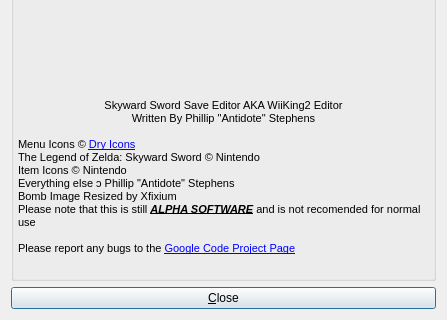
First picture: the form in save editor/SS_SaveEditor/forms/aboutdialog.ui, repository Antidote/skyward-sword-save-editor, before the edit; both pictures show x 0 to 447 and y 153 to 473 of the 447 by 473 pixel window.
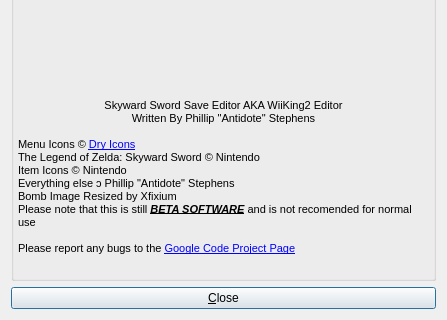
Second picture: the form after the edit. Icons and pictures are not drawn.

Commit message: * Finished working on Bugs and Materials * Implemented crude preferencesdialog with saving and loading from registry * Did some reorganizing, still very disorganized, will probably get a rewrite in the future, but it'll do for now.

What changed in the file:
```diff
--- a/save editor/SS_SaveEditor/forms/aboutdialog.ui
+++ b/save editor/SS_SaveEditor/forms/aboutdialog.ui
@@ -51,7 +51,7 @@
 &lt;p style=&quot; margin-top:0px; margin-bottom:0px; margin-left:0px; margin-right:0px; -qt-block-indent:0; text-indent:0px;&quot;&gt;&lt;span style=&quot; font-size:8pt;&quot;&gt;Item Icons © Nintendo&lt;/span&gt;&lt;/p&gt;
 &lt;p style=&quot; margin-top:0px; margin-bottom:0px; margin-left:0px; margin-right:0px; -qt-block-indent:0; text-indent:0px;&quot;&gt;&lt;span style=&quot; font-size:8pt;&quot;&gt;Everything else ↄ Phillip &amp;quot;Antidote&amp;quot; Stephens&lt;/span&gt;&lt;/p&gt;
 &lt;p style=&quot; margin-top:0px; margin-bottom:0px; margin-left:0px; margin-right:0px; -qt-block-indent:0; text-indent:0px;&quot;&gt;&lt;span style=&quot; font-size:8pt;&quot;&gt;Bomb Image Resized by Xfixium&lt;/span&gt;&lt;/p&gt;
-&lt;p style=&quot; margin-top:0px; margin-bottom:0px; margin-left:0px; margin-right:0px; -qt-block-indent:0; text-indent:0px;&quot;&gt;&lt;span style=&quot; font-size:8pt;&quot;&gt;Please note that this is still &lt;/span&gt;&lt;span style=&quot; font-size:8pt; font-weight:600; font-style:italic; text-decoration: underline;&quot;&gt;ALPHA SOFTWARE&lt;/span&gt;&lt;span style=&quot; font-size:8pt;&quot;&gt; and is not recomended for normal use&lt;/span&gt;&lt;/p&gt;
+&lt;p style=&quot; margin-top:0px; margin-bottom:0px; margin-left:0px; margin-right:0px; -qt-block-indent:0; text-indent:0px;&quot;&gt;&lt;span style=&quot; font-size:8pt;&quot;&gt;Please note that this is still &lt;/span&gt;&lt;span style=&quot; font-size:8pt; font-weight:600; font-style:italic; text-decoration: underline;&quot;&gt;BETA&lt;/span&gt;&lt;span style=&quot; font-size:8pt; font-weight:600; font-style:italic; text-decoration: underline;&quot;&gt; SOFTWARE&lt;/span&gt;&lt;span style=&quot; font-size:8pt;&quot;&gt; and is not recomended for normal use&lt;/span&gt;&lt;/p&gt;
 &lt;p style=&quot;-qt-paragraph-type:empty; margin-top:0px; margin-bottom:0px; margin-left:0px; margin-right:0px; -qt-block-indent:0; text-indent:0px; font-size:8pt;&quot;&gt;&lt;/p&gt;
 &lt;p style=&quot; margin-top:0px; margin-bottom:0px; margin-left:0px; margin-right:0px; -qt-block-indent:0; text-indent:0px;&quot;&gt;&lt;span style=&quot; font-size:8pt;&quot;&gt;Please report any bugs to the &lt;/span&gt;&lt;a href=&quot;http://code.google.com/p/skyward-sword-save-editor/issues/list&quot;&gt;&lt;span style=&quot; font-family:'Ubuntu'; font-size:8pt; text-decoration: underline; color:#0000ff;&quot;&gt;Google Code Project Page&lt;/span&gt;&lt;/a&gt;&lt;/p&gt;&lt;/body&gt;&lt;/html&gt;</string>
         </property>
```
Left out of the diff: 2 changed lines with no effect on the pictures. The commit also changes 17 other files.
